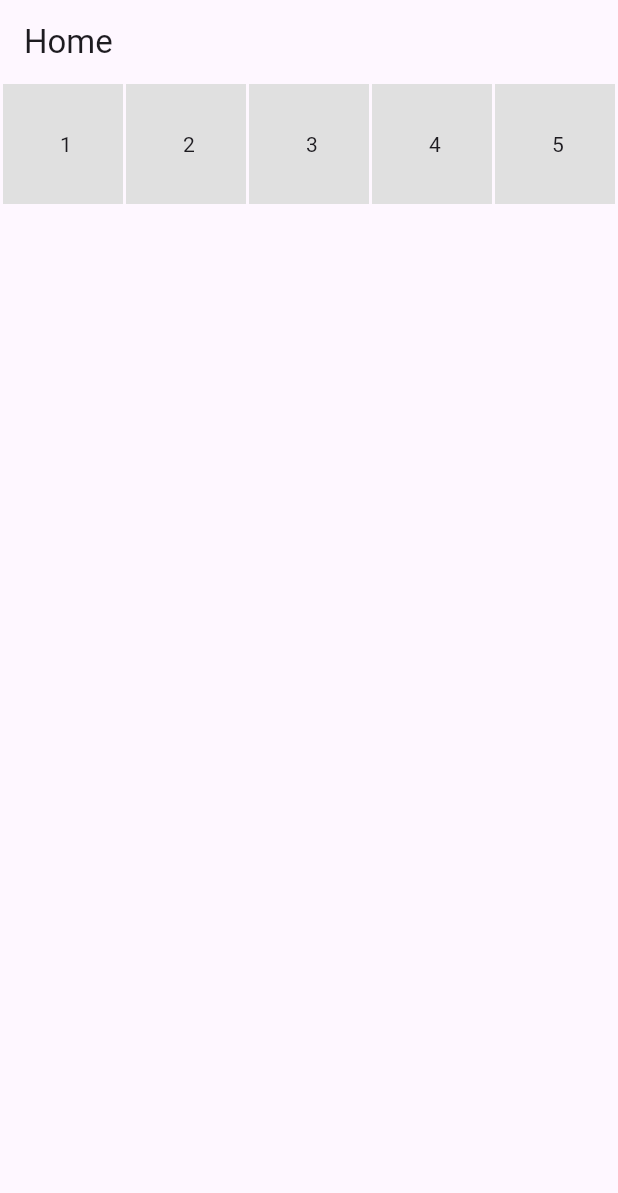
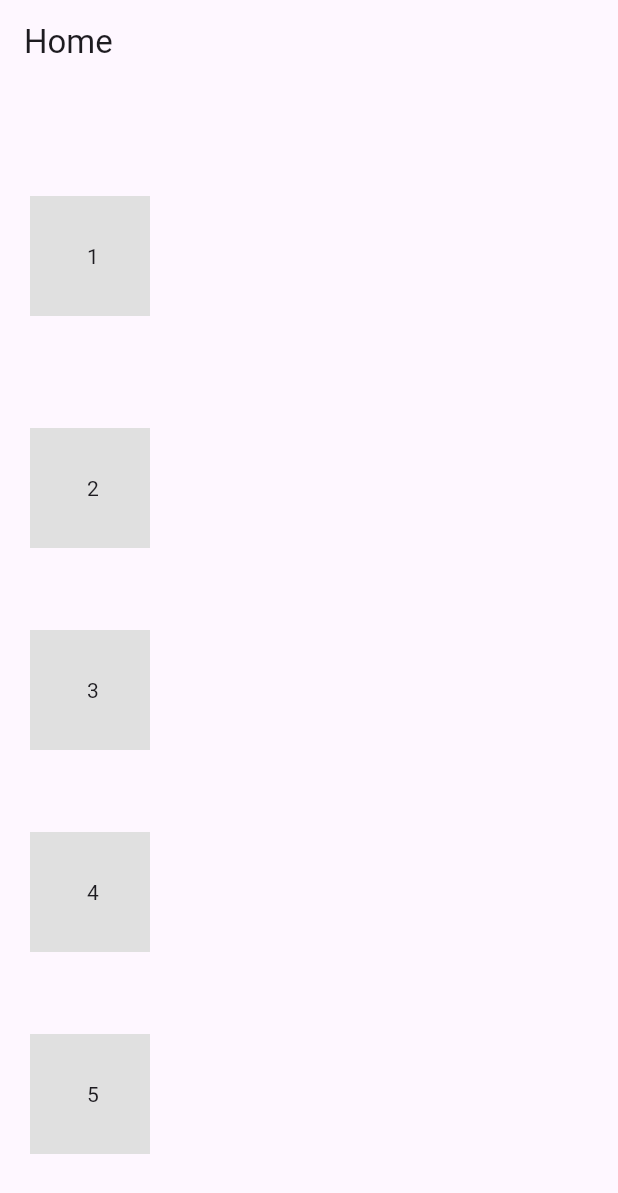
Before and after one commit to shokhrukhorolov/practice_ui, a Flutter app: the screen it shows after launch, on a phone screen of 412 x 824 dp. Shown: the top 1193 px of the screen. Run offline on Flutter 3.47's test engine with Material 3 defaults, Android fonts, the phone set to English and light mode, and no system bars.

Commit message:
practicing UI

```diff
--- a/lib/flutter_practice_log/practice_5_28_09.dart
+++ b/lib/flutter_practice_log/practice_5_28_09.dart
@@ -66,14 +66,16 @@ class _CounterScreenState extends State<CounterScreen> {
   Widget build(BuildContext context) {
     return Scaffold(
       appBar: AppBar(title: Text('Home')),
-      body: Column(
+      body: Row(
         children: [
-          Row(
+          Column(
             mainAxisAlignment: MainAxisAlignment.spaceEvenly,
             children: [
               Container(
                 width: 80,
                 height: 80,
+                margin: EdgeInsets.all(20),
+                padding: EdgeInsets.all(20),
                 color: Colors.grey[300],
                 child: Center(child: Text(' 1'),),
               ),
```
